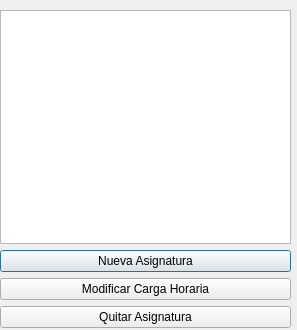
Old version of the form subjectsdialog.ui in the repository Santiago-Pinto/colorcraft.
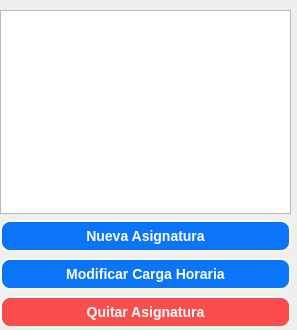
New version of the form.

Commit message: Added styles for buttons

What changed in the file:
```diff
--- a/subjectsdialog.ui
+++ b/subjectsdialog.ui
@@ -35,6 +35,17 @@
     </item>
     <item>
      <widget class="QPushButton" name="newBtn">
+      <property name="styleSheet">
+       <string notr="true">background-color: rgb(11, 117, 250);
+border-style: outset;
+border-width: 2px;
+border-radius: 10px;
+border-color: beige;
+font: bold 14px;
+color: white;
+min-width: 10em;
+padding: 6px;</string>
+      </property>
       <property name="text">
        <string>Nueva Asignatura</string>
       </property>
@@ -42,6 +53,17 @@
     </item>
     <item>
      <widget class="QPushButton" name="changesBtn">
+      <property name="styleSheet">
+       <string notr="true">background-color: rgb(11, 117, 250);
+border-style: outset;
+border-width: 2px;
+border-radius: 10px;
+border-color: beige;
+font: bold 14px;
+color: white;
+min-width: 10em;
+padding: 6px;</string>
+      </property>
       <property name="text">
        <string>Modificar Carga Horaria</string>
       </property>
@@ -49,6 +71,17 @@
     </item>
     <item>
      <widget class="QPushButton" name="removeBtn">
+      <property name="styleSheet">
+       <string notr="true">background-color: rgb(250, 78, 78);
+border-style: outset;
+border-width: 2px;
+border-radius: 10px;
+border-color: beige;
+font: bold 14px;
+color: white;
+min-width: 10em;
+padding: 6px;</string>
+      </property>
       <property name="text">
        <string>Quitar Asignatura</string>
       </property>
```
The commit also changes 20 other files.
